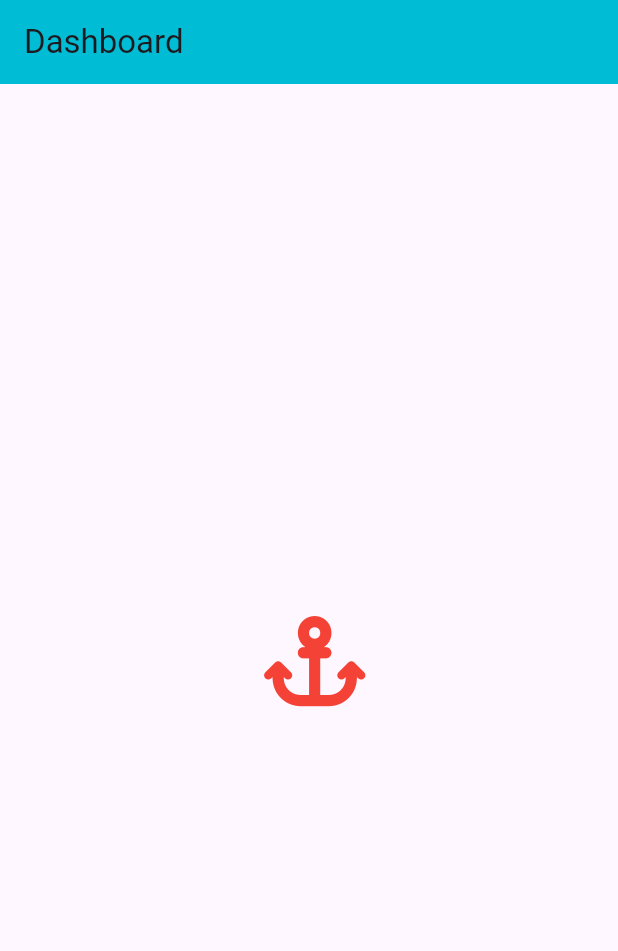
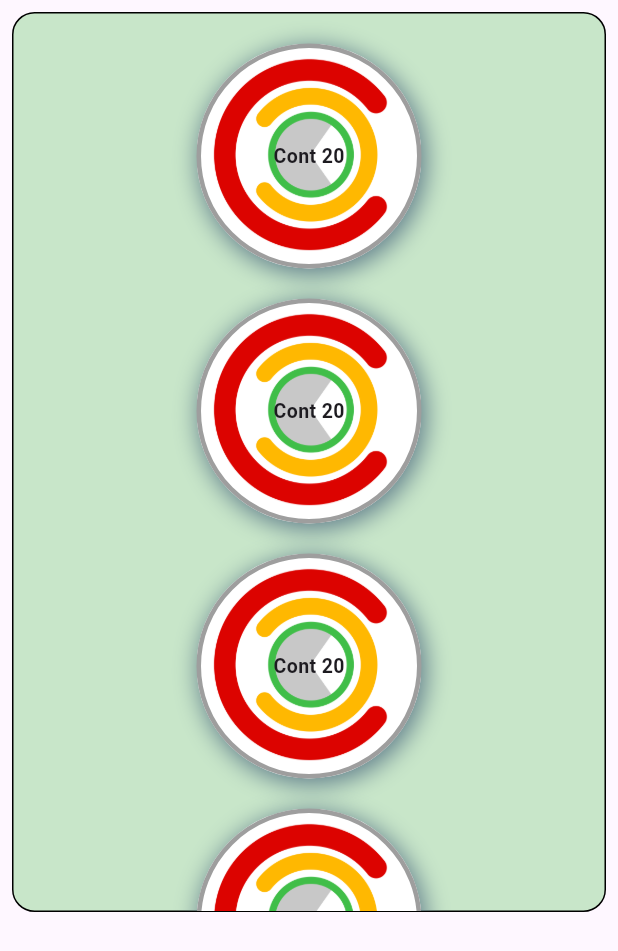
Before and after one commit to chacenb/flutter_learning, a Flutter app: the screen it shows after launch, on a phone screen of 412 x 824 dp. Shown: the top 951 px of the screen. Run offline on Flutter 3.47's test engine with Material 3 defaults, Android fonts, the phone set to English and light mode, and no system bars; our stand-ins replace font_awesome_flutter.

Commit message:
Working with container : Layout the canvas : OK

```diff
--- a/lib/screens/dashboard.dart
+++ b/lib/screens/dashboard.dart
@@ -6,7 +6,7 @@ import 'package:font_awesome_flutter/font_awesome_flutter.dart';
 class Dashboard extends StatelessWidget {
   const Dashboard({super.key});
 
-/* OLD CODE STATE ---------------------
+/* Working with some logic inside the code  ---------------------
   @override
   Widget build(BuildContext context) {
     return Scaffold(
@@ -51,6 +51,7 @@ class Dashboard extends StatelessWidget {
   getNumber() => Random().nextInt(100);
 */
 
+  /* ************************************************************************* */
   /* Adding images basics */
   /* @override
   Widget build(BuildContext context) {
@@ -76,6 +77,9 @@ class Dashboard extends StatelessWidget {
         );
   }*/
 
+  /* ************************************************************************* */
+  /* Adding icons */
+/*
   @override
   Widget build(BuildContext context) {
     return Scaffold(
@@ -88,7 +92,7 @@ class Dashboard extends StatelessWidget {
           // icon: Icon(Icons.alt_route_rounded,), // this is a material icon
           icon: const Icon(FontAwesomeIcons.anchor), // this is a fontawesome icon after installing the dependency
           color: Colors.red,
-          iconSize: 60.0,
+          // iconSize: 30.0,
           onPressed: () {},
           // splashColor: Colors.green,
           highlightColor: Colors.lightBlueAccent,
@@ -96,4 +100,70 @@ class Dashboard extends StatelessWidget {
       ),
     );
   }
+*/
+
+  /* ************************************************************************* */
+  /* Working with container : Layout the canvas : OK */
+  @override
+  Widget build(BuildContext context) {
+    return Scaffold(
+      body: Container(
+          // width: 400.0,
+          height: 600.0,
+          margin: const EdgeInsets.all(8.0),
+
+          decoration: BoxDecoration(
+            color: Colors.green[100],
+            border: Border.all(color: Colors.black, width: 1.0),
+            borderRadius: const BorderRadius.all(Radius.circular(15.0)),
+          ),
+          // alignment: Alignment.center,
+          child: ListView(
+            padding: const EdgeInsets.all(10.0),
+            children: <Widget>[
+              for (int i = 0; i < 6; i += 1) // loop to render multiple widgets
+                Container(
+                    padding: const EdgeInsets.all(10.0),
+                    margin: const EdgeInsets.all(10.0),
+                    width: 200.0,
+                    height: 150.0,
+                    alignment: Alignment.center,
+                    decoration: const BoxDecoration(
+                      // color: Colors.white,
+                      image: DecorationImage(
+                        image: AssetImage("images/chacecomlogo.png"),
+                        // fit: BoxFit.fill
+                      ),
+                      border: Border.symmetric(
+                          vertical: BorderSide(color: Colors.grey, width: 3.0),
+                          horizontal:
+                              BorderSide(color: Colors.grey, width: 3.0)),
+                      // borderRadius: const BorderRadius.all(Radius.circular(15.0)),
+                      shape: BoxShape.circle,
+                      // doesn't work along w/ borderRadius
+                      boxShadow: [
+                        BoxShadow(
+                            color: Colors.blueGrey,
+                            offset: Offset(2.0, 3.0),
+                            blurRadius: 13.0,
+                            spreadRadius: 1.0,
+                            blurStyle: BlurStyle.normal)
+                      ],
+                      // backgroundBlendMode: BlendMode.hardLight,
+                    ),
+                    child: Text(
+                      'Cont ${getNumber()}',
+                      style: const TextStyle(
+                          fontSize: 13.0, fontWeight: FontWeight.bold),
+                    )),
+              Text('GPS position is ${getGPSpositions()}',
+                  textAlign: TextAlign.center, style: TextStyle(fontSize: 23.0),)
+            ],
+          )),
+    );
+  }
+
+  getNumber() => Random().nextInt(100);
+
+  getGPSpositions() => Random().nextInt(100);
 }
```
Also changed, not shown: images/chacecomlogo.png, 1 other file.
